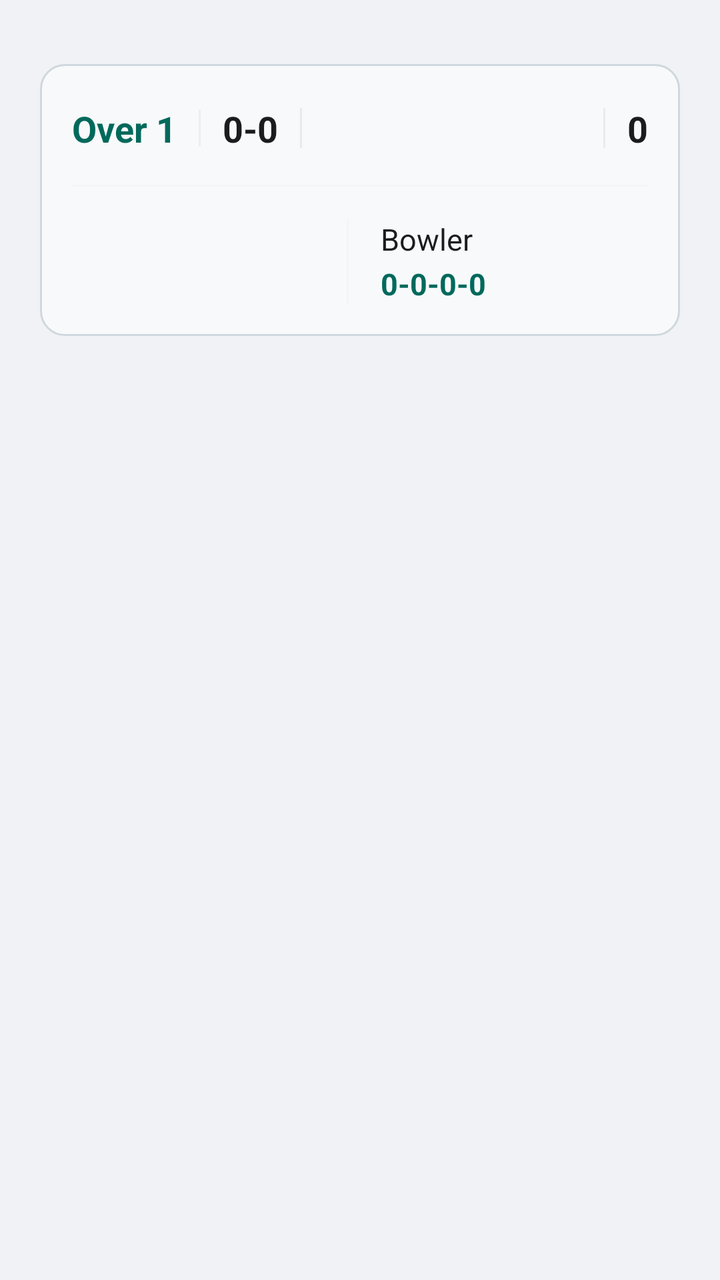
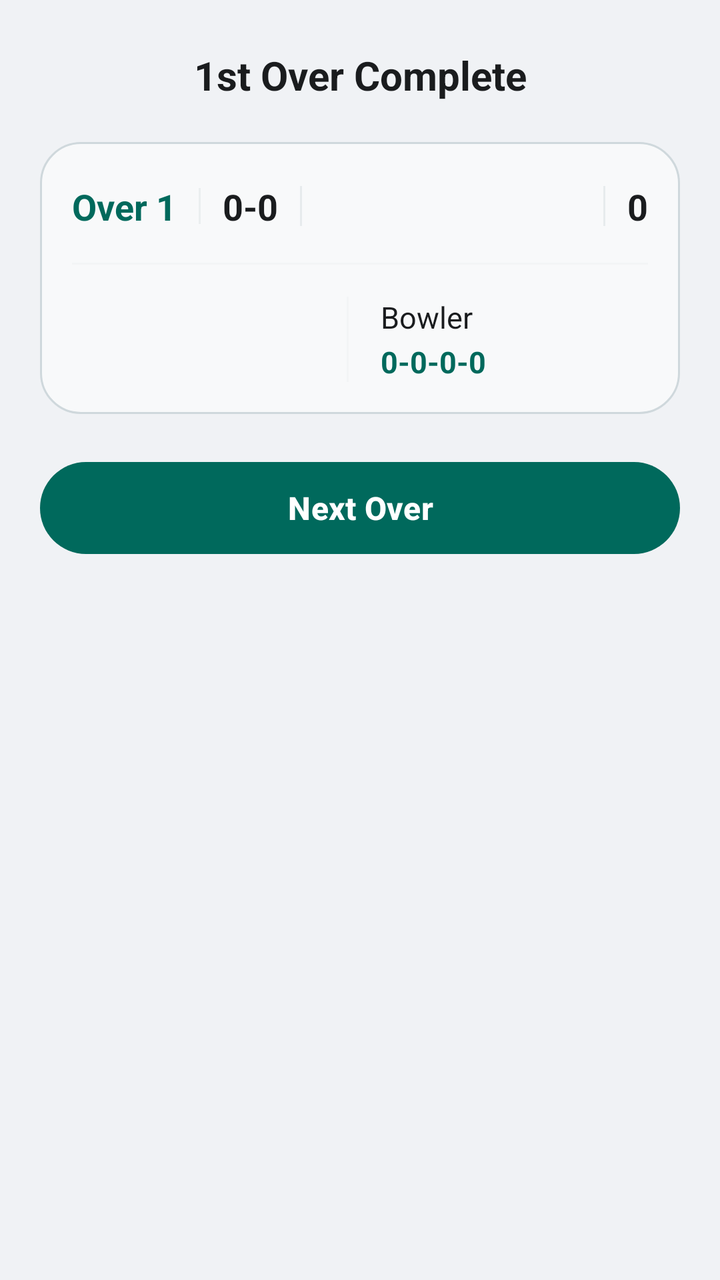

Screens rendered from an Android XML layout before and after an edit, with the pre-edit source and the edit as a unified diff.
<!-- AndroidManifest.xml: application theme Theme.Scoring -->
<!-- res/layout/dialog_over_summary.xml -->
<?xml version="1.0" encoding="utf-8"?>
<LinearLayout xmlns:android="http://schemas.android.com/apk/res/android"
    xmlns:app="http://schemas.android.com/apk/res-auto"
    android:layout_width="match_parent"
    android:layout_height="wrap_content"
    android:orientation="vertical"
    android:paddingHorizontal="20dp"
    android:paddingBottom="20dp"
    android:paddingTop="32dp"
    android:clipChildren="false"
    android:clipToPadding="false">

    <FrameLayout
        android:layout_width="match_parent"
        android:layout_height="wrap_content"
        android:clipChildren="false"
        android:clipToPadding="false">

        
        <LinearLayout
            android:layout_width="match_parent"
            android:layout_height="wrap_content"
            android:orientation="vertical"
            android:padding="16dp"
            android:background="@drawable/bg_summary_fieldset">

            
            <LinearLayout
                android:layout_width="match_parent"
                android:layout_height="wrap_content"
                android:orientation="horizontal"
                android:gravity="center_vertical"
                android:layout_marginTop="4dp"
                android:layout_marginBottom="16dp">

                <TextView
                    android:id="@+id/tvOverLabel"
                    android:layout_width="wrap_content"
                    android:layout_height="wrap_content"
                    android:text="Over 1"
                    android:textSize="18sp"
                    android:textStyle="bold"
                    android:textColor="?attr/colorPrimary" />

                <View
                    android:layout_width="1dp"
                    android:layout_height="18dp"
                    android:background="?attr/colorOutline"
                    android:layout_marginHorizontal="11dp"
                    android:alpha="0.3" />

                <TextView
                    android:id="@+id/tvScoreLabel"
                    android:layout_width="wrap_content"
                    android:layout_height="wrap_content"
                    android:text="0-0"
                    android:textSize="18sp"
                    android:textStyle="bold"
                    android:textColor="?attr/colorOnSurface" />

                <View
                    android:layout_width="1dp"
                    android:layout_height="20dp"
                    android:background="?attr/colorOutline"
                    android:layout_marginHorizontal="11dp"
                    android:alpha="0.4" />

                <HorizontalScrollView
                    android:layout_width="0dp"
                    android:layout_height="wrap_content"
                    android:layout_weight="1"
                    android:scrollbars="none"
                    android:overScrollMode="never">
                    <LinearLayout
                        android:id="@+id/layoutBallsContainer"
                        android:layout_width="wrap_content"
                        android:layout_height="wrap_content"
                        android:orientation="horizontal"
                        android:gravity="center_vertical" />
                </HorizontalScrollView>

                <View
                    android:layout_width="1dp"
                    android:layout_height="20dp"
                    android:background="?attr/colorOutline"
                    android:layout_marginHorizontal="11dp"
                    android:alpha="0.4" />

                <TextView
                    android:id="@+id/tvOverRuns"
                    android:layout_width="wrap_content"
                    android:layout_height="wrap_content"
                    android:text="0"
                    android:textSize="18sp"
                    android:textStyle="bold"
                    android:textColor="?attr/colorOnSurface" />
            </LinearLayout>

            <View
                android:layout_width="match_parent"
                android:layout_height="1dp"
                android:background="?attr/colorOutline"
                android:layout_marginBottom="16dp"
                android:alpha="0.1" />

            
            <LinearLayout
                android:layout_width="match_parent"
                android:layout_height="wrap_content"
                android:orientation="horizontal">

                
                <LinearLayout
                    android:id="@+id/layoutBatters"
                    android:layout_width="0dp"
                    android:layout_height="wrap_content"
                    android:layout_weight="1"
                    android:orientation="vertical" />

                <View
                    android:layout_width="1dp"
                    android:layout_height="match_parent"
                    android:background="?attr/colorOutline"
                    android:layout_marginHorizontal="16dp"
                    android:alpha="0.1" />

                
                <LinearLayout
                    android:layout_width="0dp"
                    android:layout_height="wrap_content"
                    android:layout_weight="1.1"
                    android:orientation="vertical">
                    <TextView
                        android:id="@+id/tvBowlerName"
                        android:layout_width="match_parent"
                        android:layout_height="wrap_content"
                        android:text="Bowler"
                        android:textSize="15sp"
                        android:textColor="?attr/colorOnSurface"
                        android:maxLines="1"
                        android:ellipsize="end" />
                    <TextView
                        android:id="@+id/tvBowlerStats"
                        android:layout_width="match_parent"
                        android:layout_height="wrap_content"
                        android:text="0-0-0-0"
                        android:textSize="15sp"
                        android:textStyle="bold"
                        android:textColor="?attr/colorPrimary"
                        android:layout_marginTop="2dp" />
                </LinearLayout>
            </LinearLayout>
        </LinearLayout>

        
        <TextView
            android:id="@+id/tvMaidenBadge"
            android:layout_width="wrap_content"
            android:layout_height="wrap_content"
            android:text="MAIDEN"
            android:textSize="10sp"
            android:textStyle="bold"
            android:textColor="#FFFFFF"
            android:background="@drawable/badge_maiden_seal"
            android:paddingHorizontal="8dp"
            android:paddingVertical="1dp"
            android:layout_gravity="top|start"
            android:layout_marginStart="16dp"
            android:layout_marginTop="-8dp"
            android:visibility="gone" />

    </FrameLayout>
</LinearLayout>
<!-- resources referenced by this layout -->
<resources>
  <!-- drawable badge_maiden_seal (drawable) -->
  <?xml version="1.0" encoding="utf-8"?>
  <shape xmlns:android="http://schemas.android.com/apk/res/android">
      <solid android:color="#B71C1C" />
      <corners android:radius="4dp" />
  </shape>
  <!-- drawable bg_summary_fieldset (drawable) -->
  <?xml version="1.0" encoding="utf-8"?>
  <shape xmlns:android="http://schemas.android.com/apk/res/android">
      <solid android:color="?attr/colorSurfaceVariant" />
      <stroke
          android:width="1dp"
          android:color="?attr/colorOutline"
          android:alpha="0.2" />
      <corners android:radius="12dp" />
  </shape>
  <style name="Theme.Scoring" parent="Base.Theme.Scoring" />
  <style name="Base.Theme.Scoring" parent="Theme.Material3.DayNight.NoActionBar">
          
          <item name="colorPrimary">@color/colorPrimary</item>
          <item name="colorOnPrimary">@color/colorOnPrimary</item>
          <item name="colorPrimaryContainer">@color/surface_card</item>
          <item name="colorOnPrimaryContainer">@color/colorPrimary</item>
  
          
          <item name="colorSecondary">@color/colorAccent</item>
          <item name="colorOnSecondary">@color/colorOnAccent</item>
          <item name="colorSecondaryContainer">@color/surface_elevated</item>
          <item name="colorOnSecondaryContainer">@color/colorAccent</item>
  
          
          <item name="android:windowBackground">@color/bg_main</item>
          <item name="colorSurface">@color/surface_card</item>
          <item name="colorOnSurface">@color/text_primary</item>
          <item name="colorSurfaceVariant">@color/surface_elevated</item>
          <item name="colorOnSurfaceVariant">@color/text_secondary</item>
          <item name="colorOutline">@color/divider_main</item>
  
          
          <item name="runHighlight">@color/run_highlight</item>
          <item name="wicketHighlight">@color/wicket_highlight</item>
          <item name="boundaryHighlight">@color/boundary_highlight</item>
          <item name="extraHighlight">@color/extra_slate</item>
          <item name="dotBallHighlight">@color/dot_ball_grey</item>
  
          
          <item name="prestigeGold">@color/accent_amber</item>
          <item name="prestigeOrange">@color/prestige_orange</item>
          <item name="prestigePurple">@color/accent_purple</item>
  
          <item name="cardViewStyle">@style/Widget.Material3.CardView.Elevated</item>
  
          <item name="android:statusBarColor">@android:color/transparent</item>
          <item name="android:navigationBarColor">@android:color/transparent</item>
          <item name="android:windowTranslucentStatus">false</item>
          <item name="android:windowTranslucentNavigation">false</item>
      </style>
  <color name="colorPrimary">#00695C</color>
  <color name="colorOnPrimary">#FFFFFF</color>
  <color name="surface_card">#FFFFFF</color>
  <color name="colorAccent">#00695C</color>
  <color name="colorOnAccent">#FFFFFF</color>
  <color name="surface_elevated">#F8F9FA</color>
  <color name="bg_main">#F0F2F5</color>
  <color name="text_primary">#1A1C1E</color>
  <color name="text_secondary">#44474E</color>
  <color name="divider_main">#CFD8DC</color>
  <color name="run_highlight">#00695C</color>
  <color name="wicket_highlight">#B71C1C</color>
  <color name="boundary_highlight">#EF6C00</color>
  <color name="extra_slate">#546E7A</color>
  <color name="dot_ball_grey">#90A4AE</color>
  <color name="accent_amber">#FFD700</color>
  <color name="prestige_orange">#EF6C00</color>
  <color name="accent_purple">#5a0080</color>
</resources>

<!-- the commit's change to res/layout/dialog_over_summary.xml (unified diff, before → after) -->
@@ -6,9 +6,20 @@
     android:orientation="vertical"
     android:paddingHorizontal="20dp"
     android:paddingBottom="20dp"
-    android:paddingTop="32dp"
+    android:paddingTop="24dp"
     android:clipChildren="false"
     android:clipToPadding="false">
+
+    <TextView
+        android:id="@+id/tvOverCompleteTitle"
+        android:layout_width="match_parent"
+        android:layout_height="wrap_content"
+        android:text="1st Over Complete"
+        android:textSize="20sp"
+        android:textStyle="bold"
+        android:textColor="?attr/colorOnSurface"
+        android:gravity="center"
+        android:layout_marginBottom="20dp" />
 
     <FrameLayout
         android:layout_width="match_parent"
@@ -170,4 +181,15 @@
             android:visibility="gone" />
 
     </FrameLayout>
+
+    <com.google.android.material.button.MaterialButton
+        android:id="@+id/btnNextOverDialog"
+        android:layout_width="match_parent"
+        android:layout_height="54dp"
+        android:layout_marginTop="20dp"
+        android:text="@string/next_over"
+        android:textSize="16sp"
+        android:textStyle="bold"
+        app:cornerRadius="27dp"
+        style="@style/Widget.Material3.Button" />
 </LinearLayout>
<!-- resource entries referenced after the edit -->
@@ -14,8 +14,9 @@
           android:width="1dp"
           android:color="?attr/colorOutline"
           android:alpha="0.2" />
-      <corners android:radius="12dp" />
+      <corners android:radius="20dp" />
   </shape>
+  <string name="next_over">Next Over</string>
   <style name="Theme.Scoring" parent="Base.Theme.Scoring" />
   <style name="Base.Theme.Scoring" parent="Theme.Material3.DayNight.NoActionBar">
           
